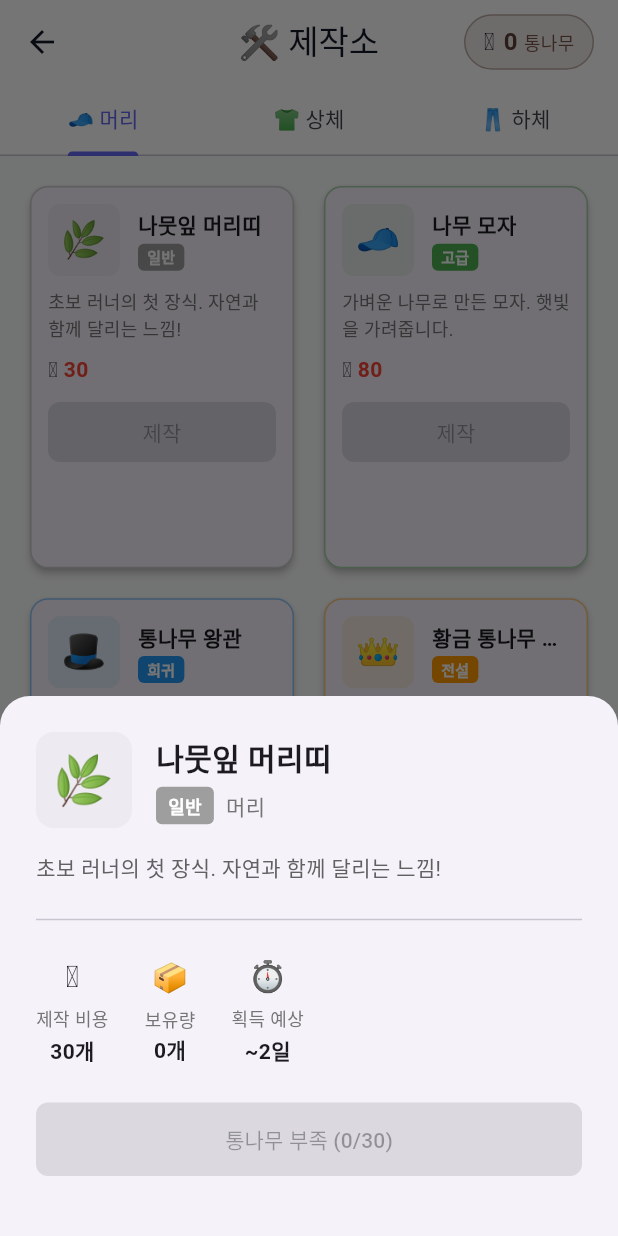
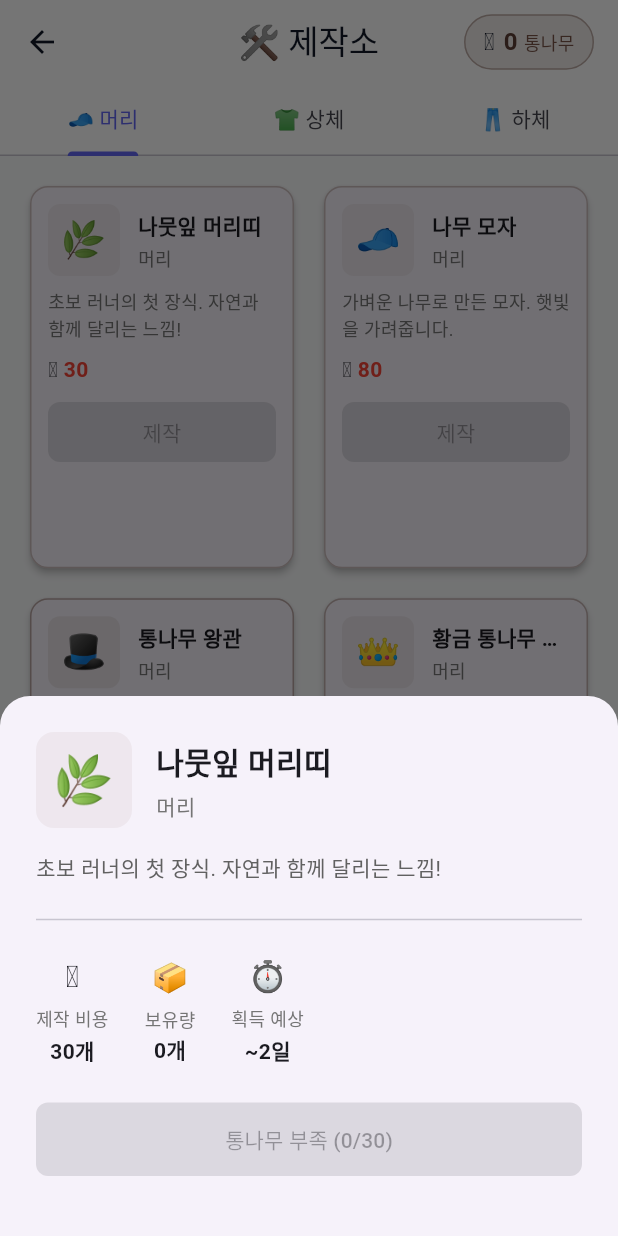
Before and after one commit to lppresident/co-workfit, a Flutter app: the CraftPage screen opened directly, after a tap on "나뭇잎 머리띠", on a phone screen of 412 x 824 dp. Run offline on Flutter 3.47's test engine with Material 3 defaults, Android fonts, the phone set to English and light mode, and no system bars; our stand-ins replace app_links, bloc, cloud_firestore, dartz, equatable, firebase_auth and 8 more; missing offline and left inert: health; accounts and stored records are empty.

Commit message:
refactor: 아이템 희귀도(rarity) 시스템 제거
변경 사항:
- ItemEntity에서 rarity, rarityName, rarityColorValue 제거
- themeColorValue 추가 (가격 기반 색상)
- ItemRecipes에서 모든 rarity 속성 제거
- getItemsByRarity 메서드 제거
- UI에서 등급 표시 제거 (제작소, 인벤토리, 캐릭터 페이지)
- 슬롯 이름만 표시하도록 간소화

불필요한 복잡성 제거로 코드 단순화

```diff
--- a/lib/features/craft/domain/entities/item_entity.dart
+++ b/lib/features/craft/domain/entities/item_entity.dart
@@ -21,9 +21,6 @@ class ItemEntity extends Equatable {
   /// 제작 비용 (통나무)
   final int woodCost;
 
-  /// 아이템 등급 (1: 일반, 2: 고급, 3: 희귀, 4: 전설)
-  final int rarity;
-
   /// 아이콘 이모지 (Phase 1에서 임시 사용)
   final String iconEmoji;
 
@@ -40,7 +37,6 @@ class ItemEntity extends Equatable {
     required this.category,
     this.clothingSlot,
     required this.woodCost,
-    required this.rarity,
     required this.iconEmoji,
     this.iconAssetPath,
     required this.estimatedDays,
@@ -49,35 +45,14 @@ class ItemEntity extends Equatable {
   /// 제작 가능 여부 확인
   bool canCraft(int currentWood) => currentWood >= woodCost;
 
-  /// 등급 이름
-  String get rarityName {
-    switch (rarity) {
-      case 1:
-        return '일반';
-      case 2:
-        return '고급';
-      case 3:
-        return '희귀';
-      case 4:
-        return '전설';
-      default:
-        return '알 수 없음';
-    }
-  }
-
-  /// 등급 색상 (hex)
-  int get rarityColorValue {
-    switch (rarity) {
-      case 1:
-        return 0xFF9E9E9E; // 회색
-      case 2:
-        return 0xFF4CAF50; // 녹색
-      case 3:
-        return 0xFF2196F3; // 파랑
-      case 4:
-        return 0xFFFF9800; // 주황 (전설)
-      default:
-        return 0xFF9E9E9E;
+  /// 가격 기반 테마 색상
+  int get themeColorValue {
+    if (woodCost >= 500) {
+      return 0xFF8D6E63; // 갈색 (고가)
+    } else if (woodCost >= 100) {
+      return 0xFF795548; // 진한 갈색 (중가)
+    } else {
+      return 0xFFA1887F; // 연한 갈색 (저가)
     }
   }
 
@@ -89,7 +64,6 @@ class ItemEntity extends Equatable {
         category,
         clothingSlot,
         woodCost,
-        rarity,
         iconEmoji,
         iconAssetPath,
         estimatedDays,
--- a/lib/features/craft/domain/entities/item_recipes.dart
+++ b/lib/features/craft/domain/entities/item_recipes.dart
@@ -25,7 +25,6 @@ class ItemRecipes {
           category: ItemCategory.clothing,
           clothingSlot: ClothingSlot.head,
           woodCost: 30,
-          rarity: 1,
           iconEmoji: '🌿',
           estimatedDays: 2,
         ),
@@ -36,7 +35,6 @@ class ItemRecipes {
           category: ItemCategory.clothing,
           clothingSlot: ClothingSlot.head,
           woodCost: 80,
-          rarity: 2,
           iconEmoji: '🧢',
           estimatedDays: 5,
         ),
@@ -47,7 +45,6 @@ class ItemRecipes {
           category: ItemCategory.clothing,
           clothingSlot: ClothingSlot.head,
           woodCost: 300,
-          rarity: 3,
           iconEmoji: '🎩',
           estimatedDays: 20,
         ),
@@ -58,7 +55,6 @@ class ItemRecipes {
           category: ItemCategory.clothing,
           clothingSlot: ClothingSlot.head,
           woodCost: 1200,
-          rarity: 4,
           iconEmoji: '👑',
           estimatedDays: 60,
         ),
@@ -73,7 +69,6 @@ class ItemRecipes {
           category: ItemCategory.clothing,
           clothingSlot: ClothingSlot.body,
           woodCost: 50,
-          rarity: 1,
           iconEmoji: '👕',
           estimatedDays: 3,
         ),
@@ -84,7 +79,6 @@ class ItemRecipes {
           category: ItemCategory.clothing,
           clothingSlot: ClothingSlot.body,
           woodCost: 150,
-          rarity: 2,
           iconEmoji: '🦺',
           estimatedDays: 10,
         ),
@@ -95,7 +89,6 @@ class ItemRecipes {
           category: ItemCategory.clothing,
           clothingSlot: ClothingSlot.body,
           woodCost: 500,
-          rarity: 3,
           iconEmoji: '🛡️',
           estimatedDays: 33,
         ),
@@ -110,7 +103,6 @@ class ItemRecipes {
           category: ItemCategory.clothing,
           clothingSlot: ClothingSlot.legs,
           woodCost: 40,
-          rarity: 1,
           iconEmoji: '🩳',
           estimatedDays: 3,
         ),
@@ -121,7 +113,6 @@ class ItemRecipes {
           category: ItemCategory.clothing,
           clothingSlot: ClothingSlot.legs,
           woodCost: 120,
-          rarity: 2,
           iconEmoji: '👖',
           estimatedDays: 8,
         ),
@@ -132,7 +123,6 @@ class ItemRecipes {
           category: ItemCategory.clothing,
           clothingSlot: ClothingSlot.legs,
           woodCost: 400,
-          rarity: 3,
           iconEmoji: '🦿',
           estimatedDays: 27,
         ),
@@ -154,11 +144,6 @@ class ItemRecipes {
         .toList();
   }
 
-  /// 등급별 아이템 조회
-  static List<ItemEntity> getItemsByRarity(int rarity) {
-    return allItems.where((item) => item.rarity == rarity).toList();
-  }
-
   /// 가격순 정렬
   static List<ItemEntity> get itemsSortedByPrice {
     final sorted = List<ItemEntity>.from(allItems);
--- a/lib/features/craft/presentation/pages/character_page.dart
+++ b/lib/features/craft/presentation/pages/character_page.dart
@@ -189,9 +189,9 @@ class _CharacterPageState extends State<CharacterPage> {
     return Container(
       padding: const EdgeInsets.symmetric(horizontal: 12, vertical: 6),
       decoration: BoxDecoration(
-        color: Color(item.rarityColorValue).withValues(alpha: 0.1),
+        color: Color(item.themeColorValue).withValues(alpha: 0.1),
         borderRadius: BorderRadius.circular(20),
-        border: Border.all(color: Color(item.rarityColorValue)),
+        border: Border.all(color: Color(item.themeColorValue)),
       ),
       child: Row(
         mainAxisSize: MainAxisSize.min,
@@ -202,7 +202,7 @@ class _CharacterPageState extends State<CharacterPage> {
             item.name,
             style: TextStyle(
               fontSize: 12,
-              color: Color(item.rarityColorValue),
+              color: Color(item.themeColorValue),
               fontWeight: FontWeight.bold,
             ),
           ),
@@ -242,12 +242,12 @@ class _CharacterPageState extends State<CharacterPage> {
       padding: const EdgeInsets.all(12),
       decoration: BoxDecoration(
         color: item != null
-            ? Color(item.rarityColorValue).withValues(alpha: 0.05)
+            ? Color(item.themeColorValue).withValues(alpha: 0.05)
             : Colors.grey[100],
         borderRadius: BorderRadius.circular(12),
         border: Border.all(
           color: item != null
-              ? Color(item.rarityColorValue).withValues(alpha: 0.3)
+              ? Color(item.themeColorValue).withValues(alpha: 0.3)
               : Colors.grey[300]!,
         ),
       ),
--- a/lib/features/craft/presentation/pages/craft_page.dart
+++ b/lib/features/craft/presentation/pages/craft_page.dart
@@ -185,7 +185,7 @@ class _CraftPageState extends State<CraftPage>
                     width: 64,
                     height: 64,
                     decoration: BoxDecoration(
-                      color: Color(item.rarityColorValue).withValues(alpha: 0.1),
+                      color: Color(item.themeColorValue).withValues(alpha: 0.1),
                       borderRadius: BorderRadius.circular(12),
                     ),
                   child: Center(
@@ -208,35 +208,12 @@ class _CraftPageState extends State<CraftPage>
                         ),
                       ),
                       const SizedBox(height: 4),
-                      Row(
-                        children: [
-                          Container(
-                            padding: const EdgeInsets.symmetric(
-                              horizontal: 8,
-                              vertical: 4,
-                            ),
-                            decoration: BoxDecoration(
-                              color: Color(item.rarityColorValue),
-                              borderRadius: BorderRadius.circular(4),
-                            ),
-                            child: Text(
-                              item.rarityName,
-                              style: const TextStyle(
-                                color: Colors.white,
-                                fontSize: 12,
-                                fontWeight: FontWeight.bold,
-                              ),
-                            ),
-                          ),
-                          const SizedBox(width: 8),
                       Text(
                         item.clothingSlot?.displayName ?? '',
                         style: TextStyle(
                           color: Colors.grey[600],
                           fontSize: 14,
                         ),
-                          ),
-                        ],
                       ),
                     ],
                   ),
--- a/lib/features/craft/presentation/pages/inventory_page.dart
+++ b/lib/features/craft/presentation/pages/inventory_page.dart
@@ -138,7 +138,7 @@ class _InventoryPageState extends State<InventoryPage> {
           width: 48,
           height: 48,
           decoration: BoxDecoration(
-            color: Color(item.rarityColorValue).withValues(alpha: 0.1),
+            color: Color(item.themeColorValue).withValues(alpha: 0.1),
             borderRadius: BorderRadius.circular(8),
           ),
           child: Center(
@@ -166,22 +166,6 @@ class _InventoryPageState extends State<InventoryPage> {
         ),
         subtitle: Row(
           children: [
-            Container(
-              padding: const EdgeInsets.symmetric(horizontal: 6, vertical: 2),
-              decoration: BoxDecoration(
-                color: Color(item.rarityColorValue),
-                borderRadius: BorderRadius.circular(4),
-              ),
-              child: Text(
-                item.rarityName,
-                style: const TextStyle(
-                  color: Colors.white,
-                  fontSize: 10,
-                  fontWeight: FontWeight.bold,
-                ),
-              ),
-            ),
-            const SizedBox(width: 8),
             Text(
               item.clothingSlot?.displayName ?? '',
               style: TextStyle(
--- a/lib/features/craft/presentation/widgets/item_card_widget.dart
+++ b/lib/features/craft/presentation/widgets/item_card_widget.dart
@@ -1,4 +1,5 @@
 import 'package:flutter/material.dart';
+import '../../domain/entities/item_category.dart';
 import '../../domain/entities/item_entity.dart';
 
 /// 아이템 카드 위젯
@@ -36,7 +37,7 @@ class ItemCardWidget extends StatelessWidget {
         side: BorderSide(
           color: isEquipped
               ? Colors.amber
-              : Color(item.rarityColorValue).withValues(alpha: 0.5),
+              : Color(item.themeColorValue).withValues(alpha: 0.5),
           width: isEquipped ? 2 : 1,
         ),
       ),
@@ -48,7 +49,7 @@ class ItemCardWidget extends StatelessWidget {
           child: Column(
             crossAxisAlignment: CrossAxisAlignment.start,
             children: [
-              // 아이콘 & 등급
+              // 아이콘 & 이름
               Row(
                 children: [
                   // 아이콘
@@ -56,7 +57,7 @@ class ItemCardWidget extends StatelessWidget {
                     width: 48,
                     height: 48,
                     decoration: BoxDecoration(
-                      color: Color(item.rarityColorValue).withValues(alpha: 0.1),
+                      color: Color(item.themeColorValue).withValues(alpha: 0.1),
                       borderRadius: BorderRadius.circular(8),
                     ),
                     child: Center(
@@ -67,7 +68,7 @@ class ItemCardWidget extends StatelessWidget {
                     ),
                   ),
                   const SizedBox(width: 12),
-                  // 이름 & 등급
+                  // 이름 & 슬롯
                   Expanded(
                     child: Column(
                       crossAxisAlignment: CrossAxisAlignment.start,
@@ -84,26 +85,15 @@ class ItemCardWidget extends StatelessWidget {
                         const SizedBox(height: 2),
                         Row(
                           children: [
-                            Container(
-                              padding: const EdgeInsets.symmetric(
-                                horizontal: 6,
-                                vertical: 2,
-                              ),
-                              decoration: BoxDecoration(
-                                color: Color(item.rarityColorValue),
-                                borderRadius: BorderRadius.circular(4),
-                              ),
-                              child: Text(
-                                item.rarityName,
-                                style: const TextStyle(
-                                  color: Colors.white,
-                                  fontSize: 10,
-                                  fontWeight: FontWeight.bold,
-                                ),
+                            Text(
+                              item.clothingSlot?.displayName ?? '',
+                              style: TextStyle(
+                                color: Colors.grey[600],
+                                fontSize: 12,
                               ),
                             ),
                             if (isEquipped) ...[
-                              const SizedBox(width: 4),
+                              const SizedBox(width: 8),
                               Container(
                                 padding: const EdgeInsets.symmetric(
                                   horizontal: 6,
```
Also changed, not shown: lib/features/craft/craft.dart (+0 -9 lines). Lines whose indentation alone changed are shown as unchanged.
